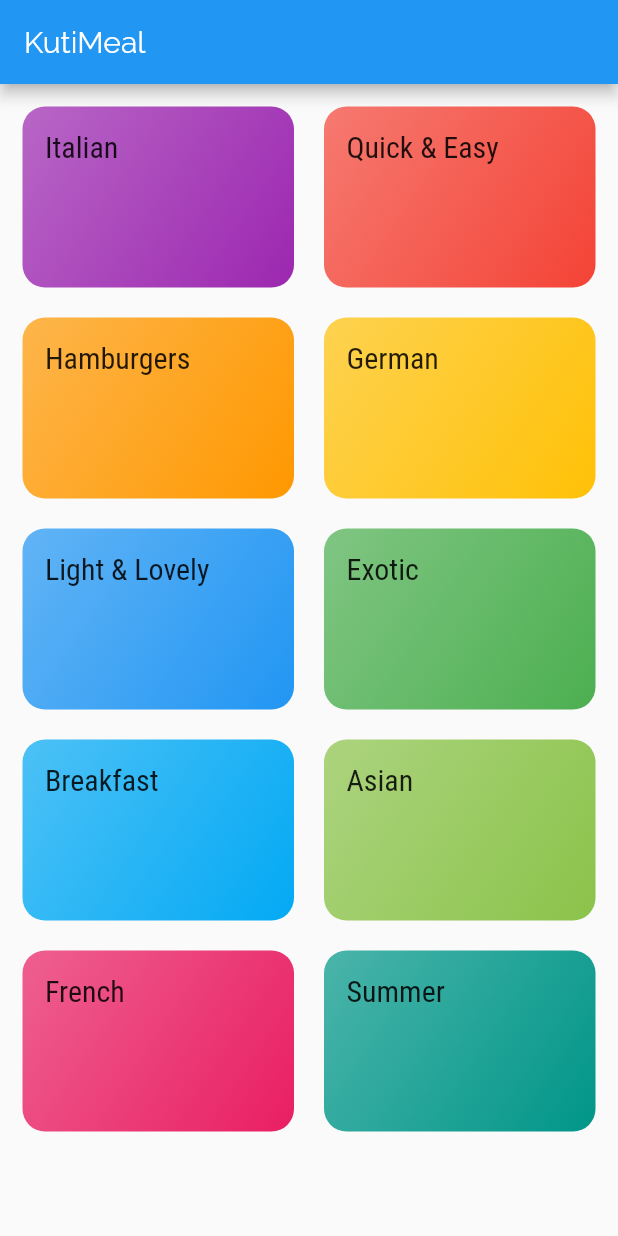
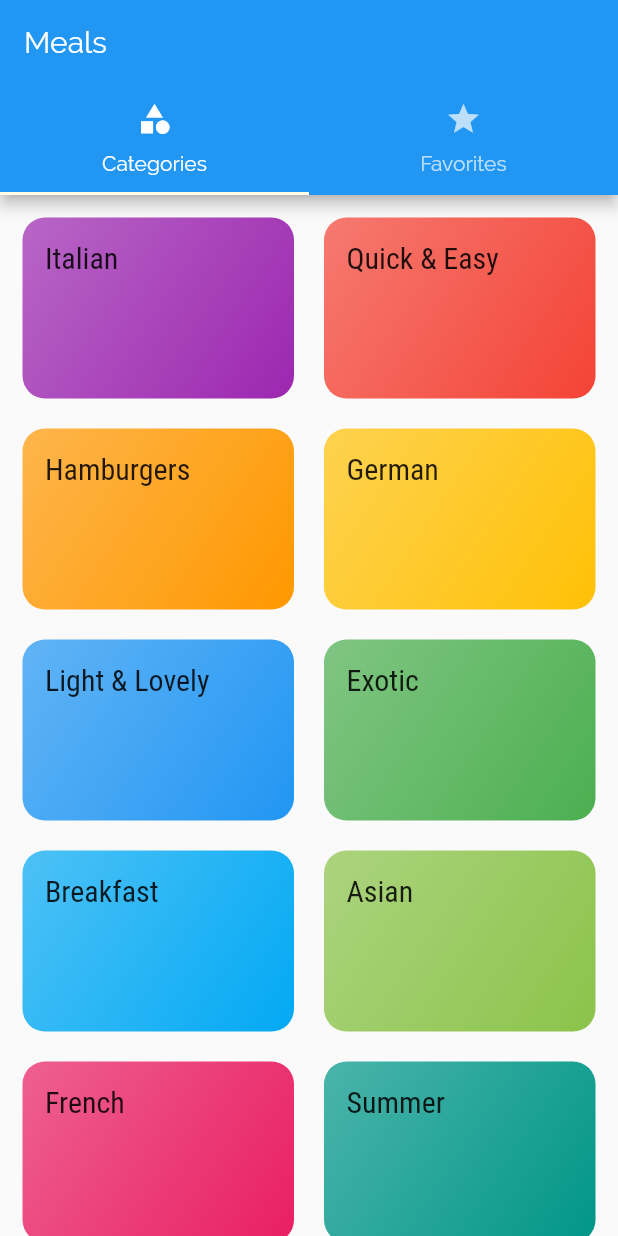
Before and after one commit to ozyildirim/flutter-meals-app, a Flutter app: the screen it shows after launch, on a phone screen of 412 x 824 dp. Run offline on Flutter 3.47's test engine with Material 2 defaults, Android fonts, the phone set to English and light mode, and no system bars.

Commit message:
TabBar added

```diff
--- a/lib/main.dart
+++ b/lib/main.dart
@@ -2,6 +2,7 @@ import 'package:flutter/material.dart';
 import 'package:meal_app/screens/categories_screen.dart';
 import 'package:meal_app/screens/category_meals_screen.dart';
 import 'package:meal_app/screens/meal_detail_screen.dart';
+import 'package:meal_app/screens/tabs_screen.dart';
 
 void main() {
   runApp(MyApp());
@@ -31,7 +32,7 @@ class MyApp extends StatelessWidget {
       ),
       initialRoute: '/',
       routes: {
-        '/': (context) => CategoriesScreen(),
+        '/': (context) => TabsScreen(),
         CategoryMealsScreen.routeName: (context) => CategoryMealsScreen(),
         MealDetailScreen.routeName: (context) => MealDetailScreen()
       },
--- a/lib/screens/categories_screen.dart
+++ b/lib/screens/categories_screen.dart
@@ -6,11 +6,7 @@ import 'package:meal_app/dummy_data.dart';
 class CategoriesScreen extends StatelessWidget {
   @override
   Widget build(BuildContext context) {
-    return Scaffold(
-      appBar: AppBar(
-        title: const Text("KutiMeal"),
-      ),
-      body: GridView(
+    return GridView(
       padding: EdgeInsets.all(15),
       children: DUMMY_CATEGORIES.map((category) {
         return CategoryItem(category.id, category.title, category.color);
@@ -20,7 +16,6 @@ class CategoriesScreen extends StatelessWidget {
           childAspectRatio: 3 / 2,
           mainAxisSpacing: 20,
           crossAxisSpacing: 20),
-      ),
     );
   }
 }
--- /dev/null
+++ b/lib/screens/favorites_screen.dart
@@ -0,0 +1,10 @@
+import 'package:flutter/material.dart';
+
+class FavoritesScreen extends StatelessWidget {
+  @override
+  Widget build(BuildContext context) {
+    return Center(
+      child: Text("The Favorites"),
+    );
+  }
+}
--- /dev/null
+++ b/lib/screens/tabs_screen.dart
@@ -0,0 +1,35 @@
+import 'package:flutter/material.dart';
+import 'package:meal_app/screens/categories_screen.dart';
+import 'package:meal_app/screens/favorites_screen.dart';
+
+class TabsScreen extends StatefulWidget {
+  @override
+  _TabsScreenState createState() => _TabsScreenState();
+}
+
+class _TabsScreenState extends State<TabsScreen> {
+  @override
+  Widget build(BuildContext context) {
+    return DefaultTabController(
+      length: 2,
+      initialIndex: 0,
+      child: Scaffold(
+        appBar: AppBar(
+          title: Text("Meals"),
+          bottom: TabBar(
+            tabs: [
+              Tab(
+                icon: Icon(Icons.category),
+                text: "Categories",
+              ),
+              Tab(icon: Icon(Icons.star), text: "Favorites")
+            ],
+          ),
+        ),
+        body: TabBarView(
+          children: [CategoriesScreen(), FavoritesScreen()],
+        ),
+      ),
+    );
+  }
+}
```
Lines whose indentation alone changed are shown as unchanged.
